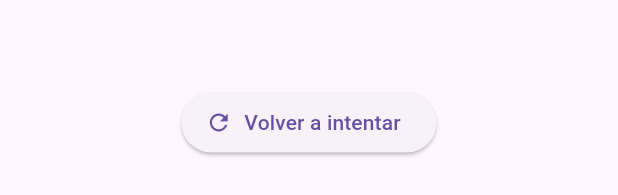
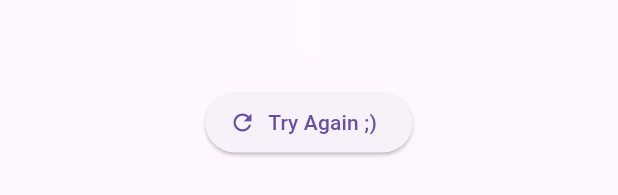
Before and after one commit to gasteac/ProyectQuiz, a Flutter app: the ResultsScreen widget shown alone on an empty page, opened directly with empty values, on a phone screen of 412 x 824 dp. Shown: the part 890-1085 px from the top of the screen. Run offline on Flutter 3.47's test engine with Material 3 defaults, Android fonts, the light colour scheme and no system bars; our stand-ins replace google_fonts.

Commit message:
minor fixes

```diff
--- a/lib/question_summary/summary_item.dart
+++ b/lib/question_summary/summary_item.dart
@@ -29,10 +29,12 @@ class SummaryItem extends StatelessWidget {
         ),
         Text(itemData["correct_answer"] as String,
             style: GoogleFonts.lato(
-                color: Colors.grey, fontSize: 14, fontWeight: FontWeight.bold)),
+                color: const Color.fromARGB(255, 29, 218, 22), fontSize: 14, fontWeight: FontWeight.bold)),
+        const SizedBox(height: 5),
         Text(itemData["user_answer"] as String,
             style: GoogleFonts.lato(
-                color: Colors.blue, fontSize: 14, fontWeight: FontWeight.bold)),
+                color: const Color.fromARGB(255, 10, 0, 151), fontSize: 14, fontWeight: FontWeight.bold)),
+        const SizedBox(height: 10),
       ]))
     ]);
   }
--- a/lib/questions_summary.dart
+++ b/lib/questions_summary.dart
@@ -8,6 +8,12 @@ class QuestionSummary extends StatelessWidget {
   Widget build(BuildContext context) {
     return SizedBox(
       height: 400,
+      child: Container(
+        padding: const EdgeInsets.all(10),
+        decoration: BoxDecoration(
+          color: const Color.fromARGB(47, 255, 255, 255),
+          borderRadius: BorderRadius.circular(10),
+        ),
         child: SingleChildScrollView(
           child: Column(
             children: summaryData.map(
@@ -17,6 +23,7 @@ class QuestionSummary extends StatelessWidget {
             ).toList(),
           ),
         ),
+      ),
     );
   }
 }
--- a/lib/results_screen.dart
+++ b/lib/results_screen.dart
@@ -37,7 +37,7 @@ class ResultsScreen extends StatelessWidget {
         child: Column(
           mainAxisAlignment: MainAxisAlignment.center,
           children: [
-            const Text("Resultados..",
+            const Text("Here are your results!",
                 style: TextStyle(
                     fontSize: 28,
                     color: Colors.white,
@@ -45,7 +45,7 @@ class ResultsScreen extends StatelessWidget {
                 textAlign: TextAlign.center),
             const SizedBox(height: 20),
             Text(
-                "Respondiste $numCorrectQuestions de $numTotalQuestions respuestas bien",
+                "You answered $numCorrectQuestions of $numTotalQuestions questions correctly",
                 style: GoogleFonts.lato(
                     fontSize: 18,
                     color: Colors.white,
@@ -56,7 +56,7 @@ class ResultsScreen extends StatelessWidget {
             const SizedBox(height: 20),
             ElevatedButton.icon(
                 icon: const Icon(Icons.refresh),
-                label: const Text("Volver a intentar"),
+                label: const Text("Try Again ;)"),
                 onPressed: switchScreen)
           ],
         ),
--- a/lib/start_screen.dart
+++ b/lib/start_screen.dart
@@ -28,7 +28,7 @@ class StartScreen extends StatelessWidget {
               backgroundColor: MaterialStateProperty.all<Color>(
                   const Color.fromARGB(255, 39, 165, 123))),
           label: Text(
-            "Comenzar",
+            "Start Quiz",
             style: GoogleFonts.lato(color: Colors.white, fontSize: 20),
           ),
           icon: const Icon(Icons.arrow_circle_right_outlined,
```
Lines whose indentation alone changed are shown as unchanged.
